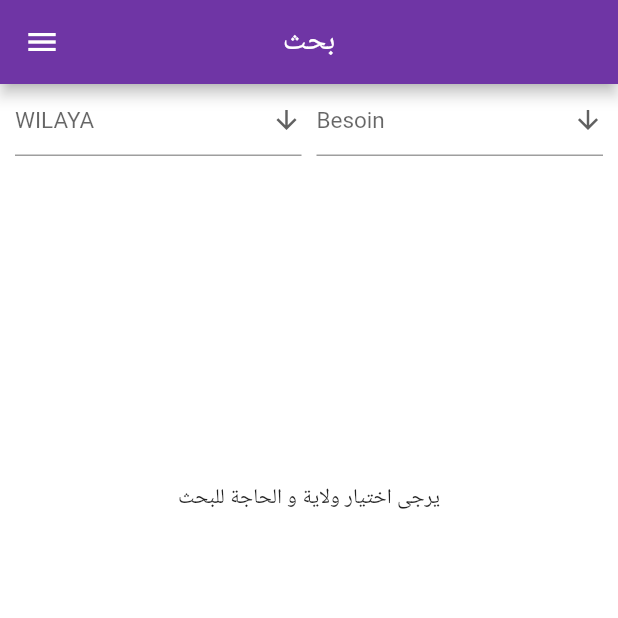
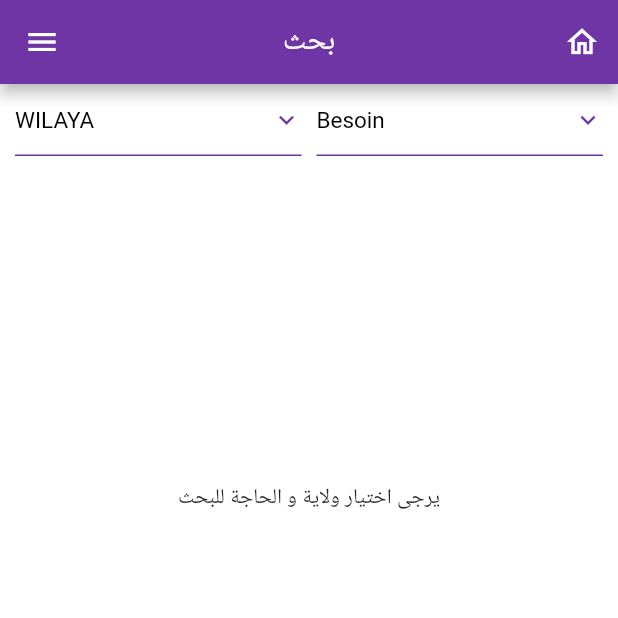
Before and after one commit to anismehmahi/Tanafas-Mobile-Application, a Flutter app: the MyHomePage screen opened directly, on a phone screen of 412 x 824 dp, the top half of it. Run offline on Flutter 3.47's test engine with Material 2 defaults, Android fonts, the phone set to English and light mode, and no system bars; our stand-ins replace another_flushbar, cloud_firestore, firebase_auth, firebase_core, flutter_spinkit, flutter_svg and 2 more; accounts and stored records are empty.

Commit message:
pop button +....

```diff
--- a/lib/Screens/HomePage.dart
+++ b/lib/Screens/HomePage.dart
@@ -121,6 +121,11 @@ class _MyHomePageState extends State<MyHomePage> {
       appBar: AppBar(
         title: Text('بحث'),
         centerTitle: true,
+        actions: [
+          IconButton(onPressed:() {
+            Navigator.pop(context);
+          }, icon: Icon(Icons.home_outlined))
+        ],
       ),
       drawer:   SafeArea(
         child: Drawer(
@@ -177,11 +182,19 @@ class _MyHomePageState extends State<MyHomePage> {
                             padding: EdgeInsets.only(left: 10),
 
                             height: 70,
+                            child: SizedBox(
+                              width: 100,
                               child: DropdownButtonFormField<String>(
+                                decoration: InputDecoration(
+                                    enabledBorder: UnderlineInputBorder(
+                                        borderSide: BorderSide(color: Color(0xFF6F35A5)))),
                                 value: _value,
                                 //isExpanded: true,
-                              hint: Text('WILAYA'),
-                              icon: const Icon(Icons.arrow_downward),
+                                hint: Text('WILAYA',style:
+                                  TextStyle(
+                                    color: Colors.black
+                                  ),),
+                                icon: const Icon(Icons.keyboard_arrow_down_sharp,color: Color(0xFF6F35A5),),
                                 iconSize: 20,
                                 elevation: 16,
                                 style: const TextStyle(
@@ -225,6 +238,7 @@ class _MyHomePageState extends State<MyHomePage> {
 
 
                               ),
+                            ),
 
                           ),
                         ),
@@ -245,11 +259,16 @@ class _MyHomePageState extends State<MyHomePage> {
                             padding: EdgeInsets.only(right: 10),
                             height: 70,
                             child: DropdownButtonFormField<String>(
+                              decoration: InputDecoration(
+                                  enabledBorder: UnderlineInputBorder(
+                                      borderSide: BorderSide(color: Color(0xFF6F35A5)))),
 
                               value: _value2,
                              // isExpanded: true,
-                              hint: Text('Besoin'),
-                              icon: const Icon(Icons.arrow_downward),
+                              hint: Text('Besoin',style:TextStyle(
+                                  color: Colors.black
+                            ),),
+                          icon: const Icon(Icons.keyboard_arrow_down_sharp,color: Color(0xFF6F35A5),),
                           iconSize: 20,
                           elevation: 16,
                           style: const TextStyle(
--- a/lib/Screens/Search/search.dart
+++ b/lib/Screens/Search/search.dart
@@ -1,6 +1,7 @@
 import 'package:flutter/material.dart';
 import 'package:firebase_core/firebase_core.dart';
 import 'package:cloud_firestore/cloud_firestore.dart';
+
 
 
 class Searchpage extends StatefulWidget {
@@ -135,7 +136,7 @@ class _SearchpageState extends State<Searchpage> {
                           value: _value,
                           isExpanded: true,
                           hint: Text('WILAYA'),
-                          icon: const Icon(Icons.arrow_downward),
+                          icon: const Icon(Icons.keyboard_arrow_down_sharp,color: Color(0xFF6F35A5),),
                           iconSize: 20,
                           elevation: 16,
                           style: const TextStyle(
--- a/lib/Screens/formulaire.dart
+++ b/lib/Screens/formulaire.dart
@@ -411,7 +411,7 @@ setState(() {
                       minWidth: 100,
                       initialLabelIndex: currentindex,
                       totalSwitches: 2,
-                      labels: ['Donneur', 'Vendeur'],
+                      labels: ['متبرع', 'بائع'],
                       onToggle: (index) {
                         setState(() {
                           currentindex = index;
@@ -631,7 +631,7 @@ setState(() {
 
 
                     RoundedButton(
-                      text: "Confirmer",
+                      text: "تأكيد",
                       press: () async{
                         bool good= formKey.currentState.validate();
                         if(!checkedValue0&&!checkedValue2&&!checkedValue1){
```
Also changed, not shown: lib/Screens/Profile.dart (+12 -12 lines), pubspec.lock. Lines whose indentation alone changed are shown as unchanged.
